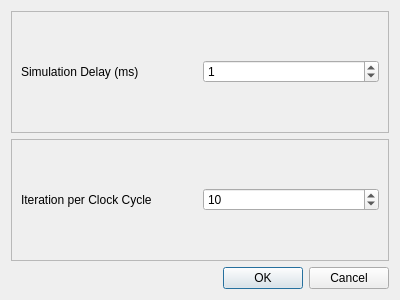
Above: forms/settingsdialog.ui from bugraonal/QtVirtualFPGA before the change. Below: the same form after it.
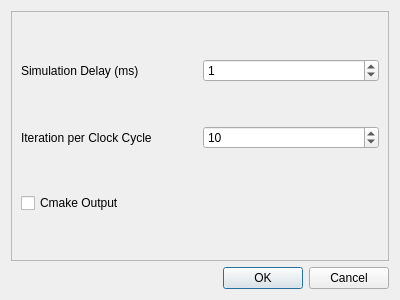
That is the form after the change.

What changed in the file:
```diff
--- a/forms/settingsdialog.ui
+++ b/forms/settingsdialog.ui
@@ -22,47 +22,42 @@
      <property name="frameShadow">
       <enum>QFrame::Raised</enum>
      </property>
-     <layout class="QHBoxLayout" name="horizontalLayout">
-      <item>
+     <layout class="QGridLayout" name="gridLayout">
+      <item row="0" column="0">
        <widget class="QLabel" name="label">
         <property name="text">
          <string>Simulation Delay (ms)</string>
         </property>
        </widget>
       </item>
-      <item>
-       <widget class="QSpinBox" name="simDelaySpinBox">
-        <property name="value">
-         <number>1</number>
-        </property>
-       </widget>
-      </item>
-     </layout>
-    </widget>
-   </item>
-   <item>
-    <widget class="QFrame" name="frame_2">
-     <property name="frameShape">
-      <enum>QFrame::StyledPanel</enum>
-     </property>
-     <property name="frameShadow">
-      <enum>QFrame::Raised</enum>
-     </property>
-     <layout class="QHBoxLayout" name="horizontalLayout_2">
-      <item>
+      <item row="2" column="0">
        <widget class="QLabel" name="label_2">
         <property name="text">
          <string>Iteration per Clock Cycle</string>
         </property>
        </widget>
       </item>
-      <item>
+      <item row="2" column="1">
        <widget class="QSpinBox" name="itPerCycleSpinBox">
         <property name="value">
          <number>10</number>
         </property>
        </widget>
       </item>
+      <item row="0" column="1">
+       <widget class="QSpinBox" name="simDelaySpinBox">
+        <property name="value">
+         <number>1</number>
+        </property>
+       </widget>
+      </item>
+      <item row="3" column="0">
+       <widget class="QCheckBox" name="cmakeOutCheckbox">
+        <property name="text">
+         <string>Cmake Output</string>
+        </property>
+       </widget>
+      </item>
      </layout>
     </widget>
    </item>
```
